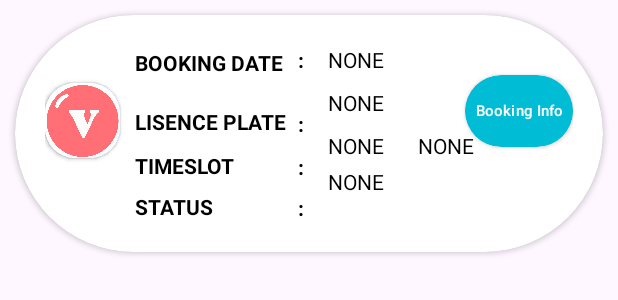
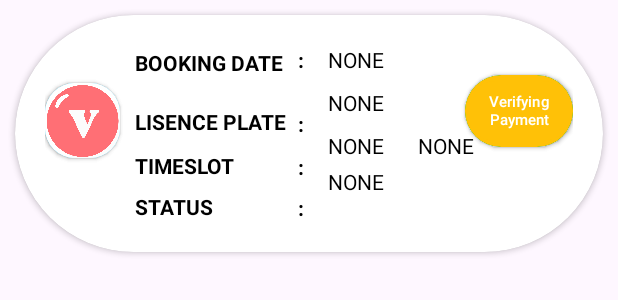
Before and after one commit to qwerEnter/CarWashy_Customer, an Android app: the layout carwashrecord_item.xml on its own in the app's theme, with its tools: preview values and no code run, on a phone screen of 412 x 824 dp. Shown: the top 300 px of the screen. Run offline under Robolectric (Android 15) with nearby library versions, the phone set to English and light mode, and no system bars.

Commit message:
create a car wash record complete

```diff
--- a/app/src/main/java/com/example/carwashy/Adapter/BookingStatusAdapter.java
+++ b/app/src/main/java/com/example/carwashy/Adapter/BookingStatusAdapter.java
@@ -55,7 +55,7 @@ public class BookingStatusAdapter extends RecyclerView.Adapter<BookingStatusAdap
         holder.timefinish.setText(status.getTimeFinish());
 
         // Show/hide buttons based on the status
-        if ("Accept".equals(status.getStatus())) {
+        if ("Available".equals(status.getStatus())) {
             holder.buttonPay.setVisibility(View.VISIBLE);
             holder.buttonCancel.setVisibility(View.GONE);
             holder.buttonView.setVisibility(View.GONE);
@@ -76,13 +76,7 @@ public class BookingStatusAdapter extends RecyclerView.Adapter<BookingStatusAdap
             holder.buttonDelete.setVisibility(View.GONE);
             holder.buttonRebook.setVisibility(View.GONE);
         }
-        else if ("Paid".equals(status.getStatus())) {
-            holder.buttonPay.setVisibility(View.GONE);
-            holder.buttonCancel.setVisibility(View.GONE);
-            holder.buttonView.setVisibility(View.GONE);
-            holder.buttonDelete.setVisibility(View.GONE);
-            holder.buttonRebook.setVisibility(View.GONE);
-        }
+
         else if ("Full Slot".equals(status.getStatus())) {
             holder.buttonPay.setVisibility(View.GONE);
             holder.buttonCancel.setVisibility(View.GONE);
--- a/app/src/main/java/com/example/carwashy/Adapter/CarWashRecordAdapter.java
+++ b/app/src/main/java/com/example/carwashy/Adapter/CarWashRecordAdapter.java
@@ -48,9 +48,11 @@ public class CarWashRecordAdapter extends RecyclerView.Adapter<CarWashRecordAdap
         // Show/hide buttons based on the status
         if ("Payment Verified".equals(status.getStatus())) {
             holder.buttonView.setVisibility(View.VISIBLE);
+            holder.buttonVerify.setVisibility(View.GONE);
         }
         else if ("Paid".equals(status.getStatus())) {
             holder.buttonView.setVisibility(View.GONE);
+            holder.buttonVerify.setVisibility(View.VISIBLE);
         }
 
         CarWashRecord currentItem = carwashrecordList.get(position);
@@ -74,7 +76,7 @@ public class CarWashRecordAdapter extends RecyclerView.Adapter<CarWashRecordAdap
         TextView noplate, status, bookingdate,timestart,timefinish;
         private Context context;
         CardView cardViewWaze,cardViewValet;
-        Button buttonPay,buttonCancel,buttonView,buttonDelete, buttonRebook;
+        Button buttonView, buttonVerify;
         DatabaseReference databaseReference; // Add this reference
 
 
@@ -91,10 +93,13 @@ public class CarWashRecordAdapter extends RecyclerView.Adapter<CarWashRecordAdap
             cardViewWaze = itemView.findViewById(R.id.cardViewWaze);
             cardViewValet = itemView.findViewById(R.id.cardViewValet);
 
+            buttonView = itemView.findViewById(R.id.buttonview);
+            buttonVerify = itemView.findViewById(R.id.buttonverify);
+
+
             databaseReference = FirebaseDatabase.getInstance().getReference("CarWashRecord");
 
-            // Initialize the button reference
-            buttonView = itemView.findViewById(R.id.buttonview);
+
         }
     }
 
--- a/app/src/main/java/com/example/carwashy/UI/ReceiptPage.java
+++ b/app/src/main/java/com/example/carwashy/UI/ReceiptPage.java
@@ -139,7 +139,7 @@ public class ReceiptPage extends AppCompatActivity {
 
                 new Handler().postDelayed(() -> {
                     // Navigate to BookingStatusPage
-                    Intent intent = new Intent(ReceiptPage.this, BookingStatusPage.class);
+                    Intent intent = new Intent(ReceiptPage.this, CarWashRecordPage.class);
                     startActivity(intent);
                 }, 2000); // 3000 milliseconds (3 seconds) delay, adjust as needed
 
--- a/app/src/main/res/layout/bookingstatus_item.xml
+++ b/app/src/main/res/layout/bookingstatus_item.xml
@@ -257,12 +257,12 @@
                 android:layout_height="wrap_content"
                 android:layout_marginTop="0dp"
                 android:layout_marginLeft="280dp"
-                android:backgroundTint="#FFC107"
+                android:backgroundTint="#00CF00"
                 app:cardCornerRadius="30dp">
             <Button
                 android:id="@+id/buttonrebook"
                 android:layout_width="70dp"
-                app:backgroundTint="#FFC107"
+                app:backgroundTint="#00CF00"
                 android:layout_height="wrap_content"
                 android:text="Rebook"
                 android:textSize="10dp"
@@ -283,7 +283,7 @@
                     android:layout_width="70dp"
                     app:backgroundTint="#FF0000"
                     android:layout_height="wrap_content"
-                    android:text="Delete"
+                    android:text="Cancel Booking"
                     android:textSize="10dp"
                     android:padding="0dp"
                     />
--- a/app/src/main/res/layout/carwashrecord_item.xml
+++ b/app/src/main/res/layout/carwashrecord_item.xml
@@ -190,30 +190,43 @@
             </androidx.cardview.widget.CardView>
 
 
-            <androidx.cardview.widget.CardView
-                android:id="@+id/cardViewPay"
-                android:layout_width="70dp"
-                android:layout_height="wrap_content"
-                android:layout_marginTop="25dp"
-                android:layout_marginLeft="280dp"
-                android:backgroundTint="#00CF00"
-                app:cardCornerRadius="50dp"/>
 
             <androidx.cardview.widget.CardView
                 android:id="@+id/cardViewView"
                 android:layout_width="150dp"
                 android:layout_height="wrap_content"
                 android:layout_marginTop="20dp"
-                android:backgroundTint="#00BCD4"
+                android:backgroundTint="#00CF00"
                 android:layout_marginLeft="280dp"
                 app:cardCornerRadius="30dp">
 
                 <Button
                     android:id="@+id/buttonview"
                     android:layout_width="match_parent"
-                    app:backgroundTint="#00BCD4"
+                    app:backgroundTint="#00CF00"
                     android:layout_height="match_parent"
-                    android:text="Booking Info"
+                    android:text="View Details"
+                    android:textColor="@color/white"
+                    android:textSize="10dp"
+                    android:padding="0dp"
+                    />
+            </androidx.cardview.widget.CardView>
+
+            <androidx.cardview.widget.CardView
+                android:id="@+id/cardViewVerify"
+                android:layout_width="150dp"
+                android:layout_height="wrap_content"
+                android:layout_marginTop="20dp"
+                android:backgroundTint="#FFC107"
+                android:layout_marginLeft="280dp"
+                app:cardCornerRadius="30dp">
+
+                <Button
+                    android:id="@+id/buttonverify"
+                    android:layout_width="match_parent"
+                    app:backgroundTint="#FFC107"
+                    android:layout_height="match_parent"
+                    android:text="Verifying Payment"
                     android:textColor="@color/white"
                     android:textSize="10dp"
                     android:padding="0dp"
@@ -222,32 +235,8 @@
 
 
 
-            <androidx.cardview.widget.CardView
-                android:id="@+id/cardViewCancel"
-                android:layout_width="70dp"
-                android:layout_height="wrap_content"
-                android:layout_marginTop="20dp"
-                android:layout_marginLeft="280dp"
-                android:backgroundTint="#FF0000"
-                app:cardCornerRadius="30dp"/>
 
-            <androidx.cardview.widget.CardView
-                android:id="@+id/cardViewRebook"
-                android:layout_width="70dp"
-                android:layout_height="wrap_content"
-                android:layout_marginTop="0dp"
-                android:layout_marginLeft="280dp"
-                android:backgroundTint="#FFC107"
-                app:cardCornerRadius="30dp"/>
 
-            <androidx.cardview.widget.CardView
-                android:id="@+id/cardViewDelete"
-                android:layout_width="70dp"
-                android:layout_height="wrap_content"
-                android:layout_marginTop="57dp"
-                android:layout_marginLeft="280dp"
-                android:backgroundTint="#FF0000"
-                app:cardCornerRadius="30dp"/>
 
         </RelativeLayout>
     </androidx.cardview.widget.CardView>
```
